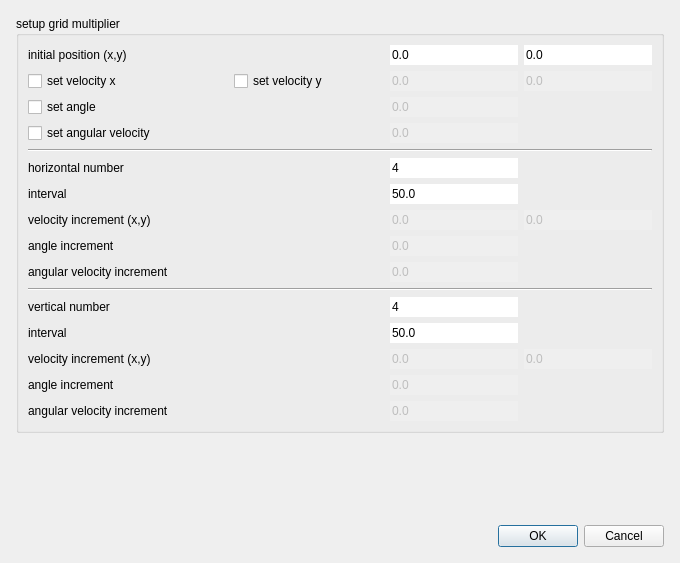
This is source/Gui/Dialogs/GridMultiplierDialog.ui in chrxh/alien as Qt 5 draws it before an edit. The edited form follows.
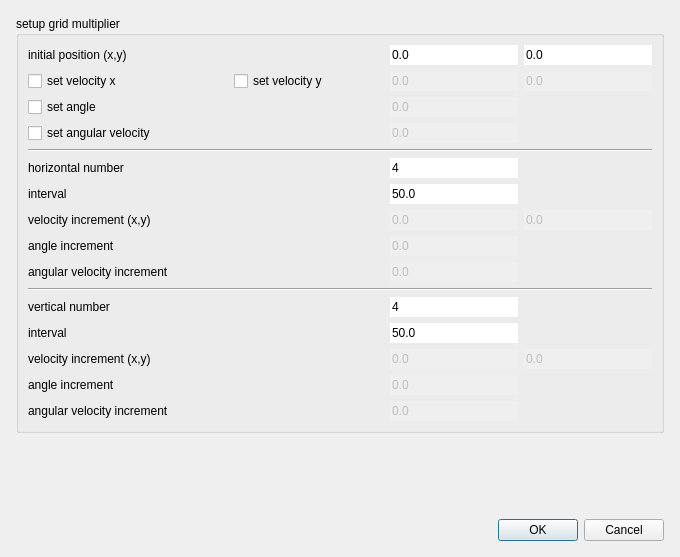
This is the edited form.

Patch:
```diff
--- a/source/Gui/Dialogs/GridMultiplierDialog.ui
+++ b/source/Gui/Dialogs/GridMultiplierDialog.ui
@@ -7,13 +7,13 @@
     <x>0</x>
     <y>0</y>
     <width>680</width>
-    <height>563</height>
+    <height>557</height>
    </rect>
   </property>
   <property name="minimumSize">
    <size>
     <width>680</width>
-    <height>563</height>
+    <height>0</height>
    </size>
   </property>
   <property name="windowTitle">
```
